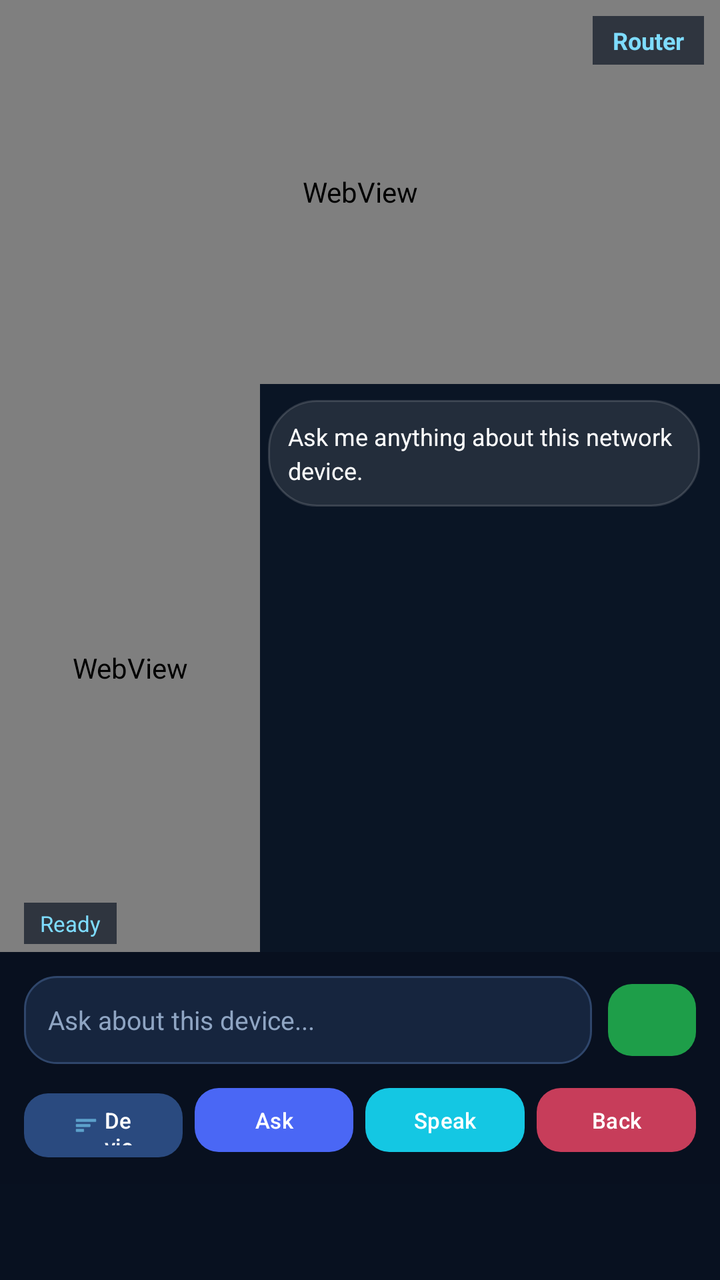
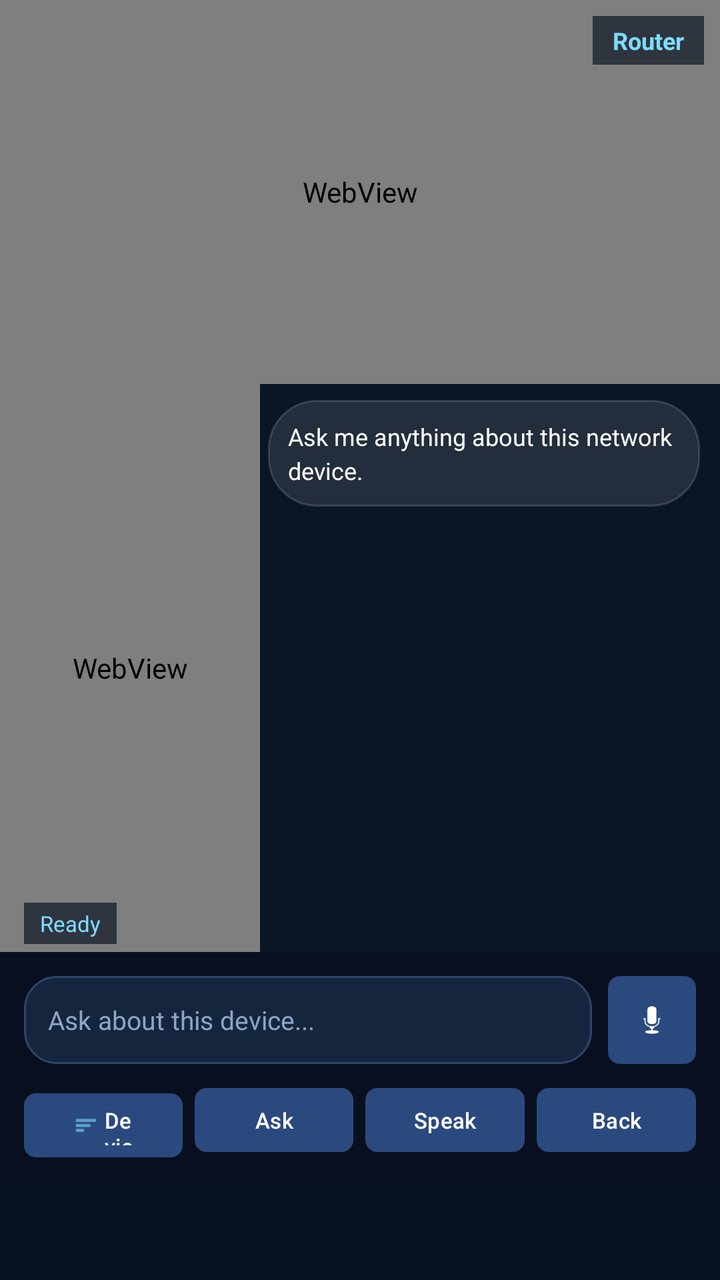

Compare the two renders of this Android layout. The source of the first and the diff that turns it into the second are given below.
<!-- AndroidManifest.xml: application theme Theme.ComputerNetworkDeviceARApp -->
<!-- res/layout/activity_combined_ar.xml -->
<?xml version="1.0" encoding="utf-8"?>
<androidx.constraintlayout.widget.ConstraintLayout
    xmlns:android="http://schemas.android.com/apk/res/android"
    xmlns:app="http://schemas.android.com/apk/res-auto"
    android:layout_width="match_parent"
    android:layout_height="match_parent"
    android:background="#081120">

    
    <androidx.constraintlayout.widget.Guideline
        android:id="@+id/guideline"
        android:layout_width="wrap_content"
        android:layout_height="wrap_content"
        android:orientation="horizontal"
        app:layout_constraintGuide_percent="0.30"/>

    
    <androidx.camera.view.PreviewView
        android:id="@+id/cameraPreview"
        android:layout_width="0dp"
        android:layout_height="0dp"
        app:layout_constraintTop_toTopOf="parent"
        app:layout_constraintBottom_toTopOf="@id/guideline"
        app:layout_constraintStart_toStartOf="parent"
        app:layout_constraintEnd_toEndOf="parent"
        app:scaleType="fillCenter"/>

    
    <View
        android:id="@+id/bottomBg"
        android:layout_width="0dp"
        android:layout_height="0dp"
        android:background="#0a1525"
        app:layout_constraintTop_toBottomOf="@id/guideline"
        app:layout_constraintBottom_toTopOf="@id/bottomPanel"
        app:layout_constraintStart_toStartOf="parent"
        app:layout_constraintEnd_toEndOf="parent"/>

    
    <WebView
        android:id="@+id/modelWebView"
        android:layout_width="0dp"
        android:layout_height="0dp"
        android:background="@android:color/transparent"
        app:layout_constraintTop_toTopOf="parent"
        app:layout_constraintBottom_toTopOf="@id/guideline"
        app:layout_constraintStart_toStartOf="parent"
        app:layout_constraintEnd_toEndOf="parent"
        app:layout_constraintVertical_bias="0.5"
        app:layout_constraintHorizontal_bias="0.5"/>

    
    <WebView
        android:id="@+id/avatarWebView"
        android:layout_width="130dp"
        android:layout_height="0dp"
        android:background="@android:color/transparent"
        app:layout_constraintTop_toBottomOf="@id/guideline"
        app:layout_constraintBottom_toTopOf="@id/bottomPanel"
        app:layout_constraintStart_toStartOf="parent"/>

    
    <TextView
        android:id="@+id/tvDeviceName"
        android:layout_width="wrap_content"
        android:layout_height="wrap_content"
        android:layout_marginTop="8dp"
        android:layout_marginEnd="8dp"
        android:background="#AA081120"
        android:paddingStart="10dp"
        android:paddingEnd="10dp"
        android:paddingTop="4dp"
        android:paddingBottom="4dp"
        android:text="Router"
        android:textColor="#7EDCFF"
        android:textSize="12sp"
        android:textStyle="bold"
        app:layout_constraintTop_toTopOf="parent"
        app:layout_constraintEnd_toEndOf="parent"/>

    
    <TextView
        android:id="@+id/tvAvatarStatus"
        android:layout_width="wrap_content"
        android:layout_height="wrap_content"
        android:layout_marginStart="12dp"
        android:layout_marginBottom="4dp"
        android:background="#AA081120"
        android:paddingStart="8dp"
        android:paddingEnd="8dp"
        android:paddingTop="3dp"
        android:paddingBottom="3dp"
        android:text="Ready"
        android:textColor="#7EDCFF"
        android:textSize="11sp"
        app:layout_constraintBottom_toTopOf="@id/bottomPanel"
        app:layout_constraintStart_toStartOf="parent"/>

    
    <ScrollView
        android:id="@+id/replyScroll"
        android:layout_width="0dp"
        android:layout_height="0dp"
        android:layout_marginStart="4dp"
        android:layout_marginEnd="10dp"
        android:layout_marginTop="8dp"
        android:layout_marginBottom="8dp"
        app:layout_constraintTop_toBottomOf="@id/guideline"
        app:layout_constraintBottom_toTopOf="@id/bottomPanel"
        app:layout_constraintStart_toEndOf="@id/avatarWebView"
        app:layout_constraintEnd_toEndOf="parent">

        <TextView
            android:id="@+id/tvAssistantReply"
            android:layout_width="match_parent"
            android:layout_height="wrap_content"
            android:background="@drawable/bg_info_card"
            android:padding="10dp"
            android:text="Ask me anything about this network device."
            android:textColor="#FFFFFF"
            android:textSize="12sp"
            android:lineSpacingExtra="3dp"/>

    </ScrollView>

    
    <LinearLayout
        android:id="@+id/bottomPanel"
        android:layout_width="0dp"
        android:layout_height="wrap_content"
        android:orientation="vertical"
        android:background="#EE081120"
        android:padding="12dp"
        android:layout_marginBottom="48dp"
        app:layout_constraintBottom_toBottomOf="parent"
        app:layout_constraintStart_toStartOf="parent"
        app:layout_constraintEnd_toEndOf="parent">

        
        <LinearLayout
            android:layout_width="match_parent"
            android:layout_height="wrap_content"
            android:orientation="horizontal"
            android:gravity="center_vertical">

            <EditText
                android:id="@+id/etQuestion"
                android:layout_width="0dp"
                android:layout_height="44dp"
                android:layout_weight="1"
                android:background="@drawable/edit_text_modern_bg"
                android:hint="Ask about this device..."
                android:inputType="text"
                android:paddingStart="12dp"
                android:paddingEnd="12dp"
                android:textColor="#FFFFFF"
                android:textColorHint="#8FA5C3"
                android:textSize="13sp"/>

            <com.google.android.material.button.MaterialButton
                android:id="@+id/btnMic"
                android:layout_width="44dp"
                android:layout_height="44dp"
                android:layout_marginStart="8dp"
                android:text="🎤"
                android:textSize="16sp"
                android:textAllCaps="false"
                android:paddingStart="0dp"
                android:paddingEnd="0dp"
                app:backgroundTint="#1E9E49"
                app:cornerRadius="12dp"/>

        </LinearLayout>

        
        <LinearLayout
            android:layout_width="match_parent"
            android:layout_height="wrap_content"
            android:layout_marginTop="8dp"
            android:orientation="horizontal">

            <com.google.android.material.button.MaterialButton
                android:id="@+id/btnChangeDevice"
                android:layout_width="0dp"
                android:layout_height="40dp"
                android:layout_weight="1"
                android:text="Device"
                android:textAllCaps="false"
                android:textColor="#FFFFFF"
                android:textSize="11sp"
                android:paddingStart="2dp"
                android:paddingEnd="2dp"
                app:backgroundTint="#2A4A7F"
                app:cornerRadius="12dp"
                app:icon="@android:drawable/ic_menu_sort_by_size"
                app:iconSize="12dp"
                app:iconTint="#7EDCFF"
                app:iconPadding="3dp"
                app:iconGravity="textStart"/>

            <com.google.android.material.button.MaterialButton
                android:id="@+id/btnAsk"
                android:layout_width="0dp"
                android:layout_height="40dp"
                android:layout_weight="1"
                android:layout_marginStart="6dp"
                android:text="Ask"
                android:textAllCaps="false"
                android:textColor="#FFFFFF"
                android:textSize="11sp"
                app:backgroundTint="#4A67F5"
                app:cornerRadius="12dp"/>

            <com.google.android.material.button.MaterialButton
                android:id="@+id/btnSpeak"
                android:layout_width="0dp"
                android:layout_height="40dp"
                android:layout_weight="1"
                android:layout_marginStart="6dp"
                android:text="Speak"
                android:textAllCaps="false"
                android:textColor="#FFFFFF"
                android:textSize="11sp"
                app:backgroundTint="#14C7E3"
                app:cornerRadius="12dp"/>

            <com.google.android.material.button.MaterialButton
                android:id="@+id/btnBack"
                android:layout_width="0dp"
                android:layout_height="40dp"
                android:layout_weight="1"
                android:layout_marginStart="6dp"
                android:text="Back"
                android:textAllCaps="false"
                android:textColor="#FFFFFF"
                android:textSize="11sp"
                app:backgroundTint="#C73D5A"
                app:cornerRadius="12dp"/>

        </LinearLayout>
    </LinearLayout>

</androidx.constraintlayout.widget.ConstraintLayout>
<!-- resources referenced by this layout -->
<resources>
  <!-- drawable bg_info_card (drawable) -->
  <?xml version="1.0" encoding="utf-8"?>
  <shape xmlns:android="http://schemas.android.com/apk/res/android">
      <solid android:color="#1AFFFFFF" />
      <corners android:radius="24dp" />
      <stroke
          android:width="1dp"
          android:color="#26FFFFFF" />
  </shape>
  <!-- drawable edit_text_modern_bg (drawable) -->
  <?xml version="1.0" encoding="utf-8"?>
  <shape xmlns:android="http://schemas.android.com/apk/res/android">
      <solid android:color="#16253E" />
      <corners android:radius="16dp" />
      <stroke
          android:width="1dp"
          android:color="#2F466B" />
  </shape>
  <style name="Theme.ComputerNetworkDeviceARApp" parent="Base.Theme.ComputerNetworkDeviceARApp" />
  <style name="Base.Theme.ComputerNetworkDeviceARApp" parent="Theme.Material3.DayNight.NoActionBar">
          
          
      </style>
</resources>

<!-- the commit's change to res/layout/activity_combined_ar.xml (unified diff, before → after) -->
@@ -162,13 +162,17 @@
                 android:layout_width="44dp"
                 android:layout_height="44dp"
                 android:layout_marginStart="8dp"
-                android:text="🎤"
-                android:textSize="16sp"
-                android:textAllCaps="false"
-                android:paddingStart="0dp"
-                android:paddingEnd="0dp"
-                app:backgroundTint="#1E9E49"
-                app:cornerRadius="12dp"/>
+                android:text=""
+                android:textAllCaps="false"
+                android:insetTop="0dp"
+                android:insetBottom="0dp"
+                app:icon="@android:drawable/ic_btn_speak_now"
+                app:iconGravity="textStart"
+                app:iconPadding="0dp"
+                app:iconSize="20dp"
+                app:iconTint="#FFFFFF"
+                app:backgroundTint="#2A4A7F"
+                app:cornerRadius="6dp"/>
 
         </LinearLayout>
 
@@ -191,7 +195,7 @@
                 android:paddingStart="2dp"
                 android:paddingEnd="2dp"
                 app:backgroundTint="#2A4A7F"
-                app:cornerRadius="12dp"
+                app:cornerRadius="6dp"
                 app:icon="@android:drawable/ic_menu_sort_by_size"
                 app:iconSize="12dp"
                 app:iconTint="#7EDCFF"
@@ -208,8 +212,8 @@
                 android:textAllCaps="false"
                 android:textColor="#FFFFFF"
                 android:textSize="11sp"
-                app:backgroundTint="#4A67F5"
-                app:cornerRadius="12dp"/>
+                app:backgroundTint="#2A4A7F"
+                app:cornerRadius="6dp"/>
 
             <com.google.android.material.button.MaterialButton
                 android:id="@+id/btnSpeak"
@@ -221,8 +225,8 @@
                 android:textAllCaps="false"
                 android:textColor="#FFFFFF"
                 android:textSize="11sp"
-                app:backgroundTint="#14C7E3"
-                app:cornerRadius="12dp"/>
+                app:backgroundTint="#2A4A7F"
+                app:cornerRadius="6dp"/>
 
             <com.google.android.material.button.MaterialButton
                 android:id="@+id/btnBack"
@@ -234,8 +238,8 @@
                 android:textAllCaps="false"
                 android:textColor="#FFFFFF"
                 android:textSize="11sp"
-                app:backgroundTint="#C73D5A"
-                app:cornerRadius="12dp"/>
+                app:backgroundTint="#2A4A7F"
+                app:cornerRadius="6dp"/>
 
         </LinearLayout>
     </LinearLayout>
